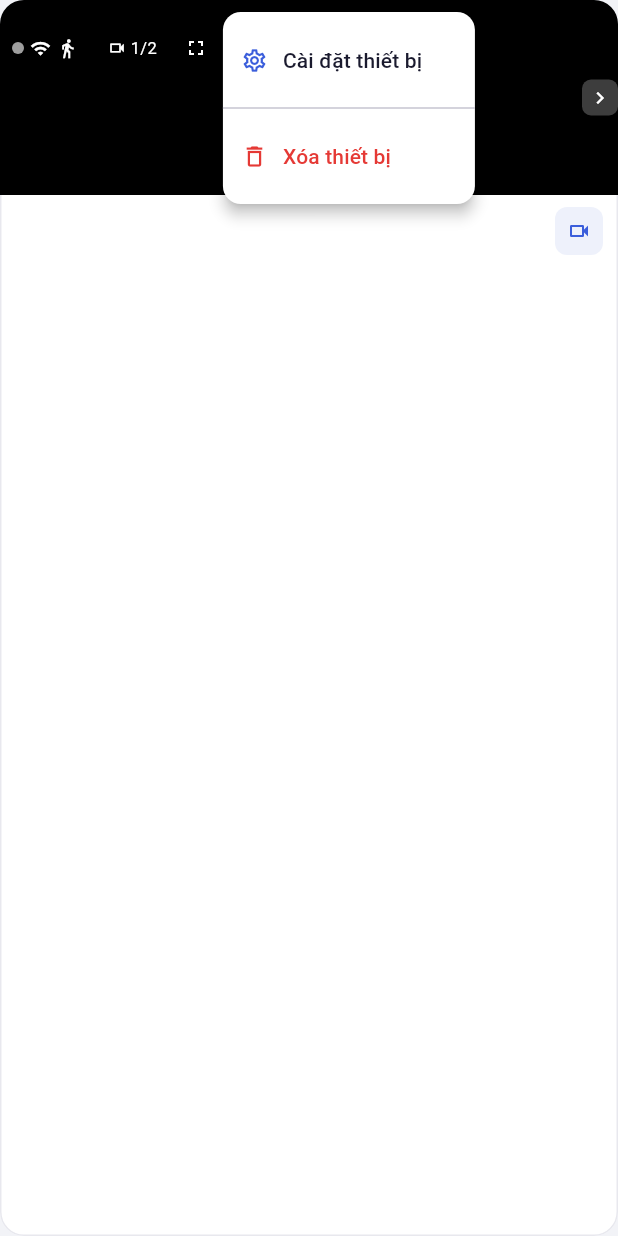
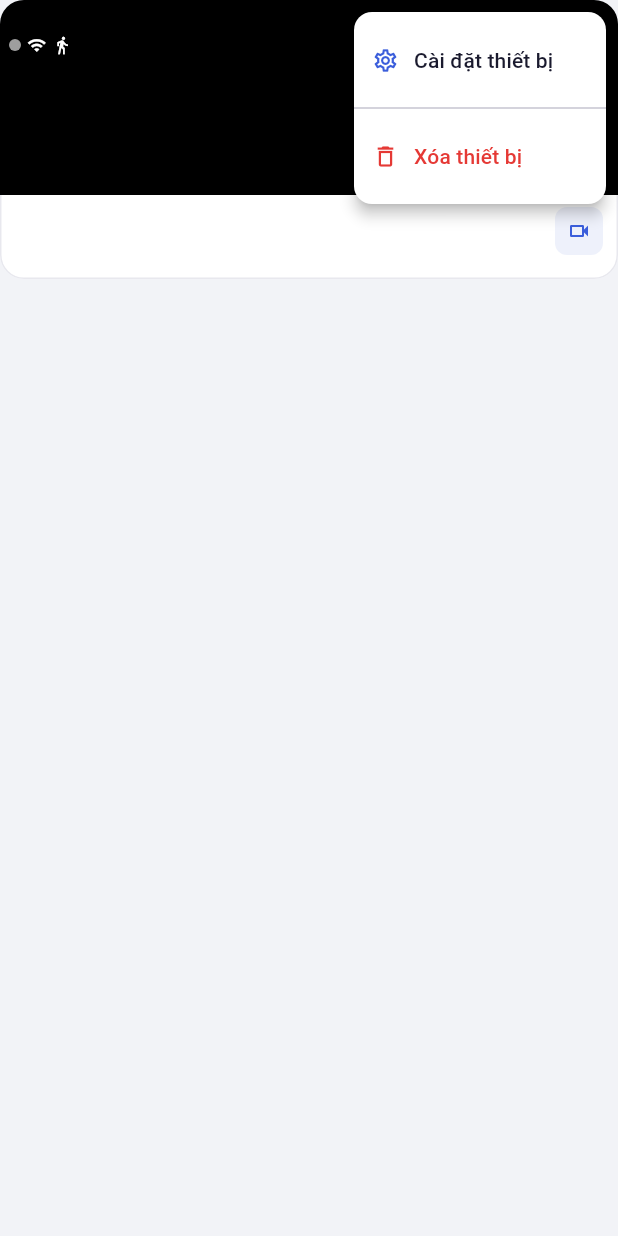
Before and after one commit to dinhkhoi124/SilentGuard_AI, a Flutter app: the CameraCard widget shown alone on an empty page, opened directly with empty values, after a tap on the "more vert" icon, on a phone screen of 412 x 824 dp. Run offline on Flutter 3.47's test engine with Material 3 defaults, Android fonts, the phone set to English and light mode, and no system bars; our stand-ins replace dartz, equatable, flutter_bloc, get_it, go_router, iconsax.

Commit message:
feat: fix camera

```diff
--- a/mobile/lib/features/devices/domain/entities/camera_device.dart
+++ b/mobile/lib/features/home/domain/entities/camera_device.dart
@@ -1,4 +1,4 @@
-// lib/features/devices/domain/entities/camera_device.dart
+// lib/features/home/domain/entities/camera_device.dart
 
 import 'package:equatable/equatable.dart';
 
--- a/mobile/lib/features/home/presentation/bloc/home_bloc.dart
+++ b/mobile/lib/features/home/presentation/bloc/home_bloc.dart
@@ -1,8 +1,8 @@
 // lib/features/home/presentation/bloc/home_bloc.dart
 
 import 'package:flutter_bloc/flutter_bloc.dart';
-import 'package:mobile/features/devices/data/mock_devices.dart';
-import 'package:mobile/features/devices/domain/entities/camera_device.dart';
+import 'package:mobile/features/home/data/mock_devices.dart';
+import 'package:mobile/features/home/domain/entities/camera_device.dart';
 import 'package:mobile/features/home/domain/usecases/get_weather.dart';
 import 'package:mobile/features/home/presentation/bloc/home_event.dart';
 import 'package:mobile/features/home/presentation/bloc/home_state.dart';
@@ -30,7 +30,7 @@ class HomeBloc extends Bloc<HomeEvent, HomeState> {
         HomeLoaded(
           weather: weather,
           devices: const [],
-          selectedRoom: 'Living Room',
+          selectedRoom: 'All Rooms',
         ),
       );
     });
--- a/mobile/lib/features/home/presentation/bloc/home_state.dart
+++ b/mobile/lib/features/home/presentation/bloc/home_state.dart
@@ -1,7 +1,7 @@
 // lib/features/home/presentation/bloc/home_state.dart
 
 import 'package:equatable/equatable.dart';
-import 'package:mobile/features/devices/domain/entities/camera_device.dart';
+import 'package:mobile/features/home/domain/entities/camera_device.dart';
 import 'package:mobile/features/home/domain/entities/weather_info.dart';
 
 sealed class HomeState extends Equatable {
--- a/mobile/lib/features/home/presentation/pages/home_page.dart
+++ b/mobile/lib/features/home/presentation/pages/home_page.dart
@@ -4,12 +4,12 @@ import 'package:flutter/material.dart';
 import 'package:flutter_bloc/flutter_bloc.dart';
 import 'package:iconsax/iconsax.dart';
 import 'package:mobile/core/utils/app_colors.dart';
-import 'package:mobile/features/devices/domain/entities/camera_device.dart';
-import 'package:mobile/features/devices/presentation/widgets/camera_card.dart';
+import 'package:mobile/features/home/domain/entities/camera_device.dart';
 import 'package:mobile/features/home/presentation/bloc/home_bloc.dart';
 import 'package:mobile/features/home/presentation/bloc/home_event.dart';
 import 'package:mobile/features/home/presentation/bloc/home_state.dart';
 import 'package:mobile/features/home/presentation/widgets/bottom_nav_bar.dart';
+import 'package:mobile/features/home/presentation/widgets/camera_card.dart';
 import 'package:mobile/features/home/presentation/widgets/empty_devices.dart';
 import 'package:mobile/features/home/presentation/widgets/room_filter_chips.dart';
 import 'package:mobile/features/home/presentation/widgets/weather_card.dart';
@@ -101,7 +101,6 @@ class _LoadedHome extends StatelessWidget {
                   onSelected: (room) =>
                       context.read<HomeBloc>().add(RoomFilterChanged(room)),
                 ),
-                const SizedBox(height: 32),
                 AnimatedSwitcher(
                   duration: const Duration(milliseconds: 400),
                   transitionBuilder: (child, animation) {
@@ -158,7 +157,7 @@ class _InlineDeviceGrid extends StatelessWidget {
             crossAxisCount: 2,
             crossAxisSpacing: 12,
             mainAxisSpacing: 12,
-            childAspectRatio: 0.72,
+            childAspectRatio: 1,
           ),
           itemCount: devices.length,
           itemBuilder: (context, index) {
@@ -197,7 +196,6 @@ class _InlineDeviceGrid extends StatelessWidget {
             );
           },
         ),
-        if (devices.length < 4) ...[
         const SizedBox(height: 16),
         ElevatedButton.icon(
           onPressed: () =>
@@ -216,8 +214,6 @@ class _InlineDeviceGrid extends StatelessWidget {
             ),
           ),
         ),
-        ],
-        const SizedBox(height: 24),
       ],
     );
   }
--- a/mobile/lib/features/devices/presentation/widgets/camera_card.dart
+++ b/mobile/lib/features/home/presentation/widgets/camera_card.dart
@@ -1,8 +1,8 @@
-// lib/features/devices/presentation/widgets/camera_card.dart
+// lib/features/home/presentation/widgets/camera_card.dart
 
 import 'package:flutter/material.dart';
 import 'package:mobile/core/utils/app_colors.dart';
-import 'package:mobile/features/devices/domain/entities/camera_device.dart';
+import 'package:mobile/features/home/domain/entities/camera_device.dart';
 
 class CameraCard extends StatelessWidget {
   const CameraCard({
@@ -27,6 +27,7 @@ class CameraCard extends StatelessWidget {
           borderRadius: BorderRadius.circular(16),
         ),
         child: Column(
+          mainAxisSize: MainAxisSize.min,
           crossAxisAlignment: CrossAxisAlignment.stretch,
           children: [
             SizedBox(
@@ -36,13 +37,19 @@ class CameraCard extends StatelessWidget {
                 children: [
                   const ColoredBox(color: Colors.black),
                   Positioned(
-                    top: 8,
-                    left: 8,
-                    right: 8,
-                    child: FittedBox(
-                      fit: BoxFit.scaleDown,
-                      alignment: Alignment.centerLeft,
+                    top: 0,
+                    left: 0,
+                    right: 0,
+                    child: Padding(
+                      padding: const EdgeInsets.symmetric(
+                        horizontal: 6,
+                        vertical: 6,
+                      ),
                       child: Row(
+                        mainAxisAlignment: MainAxisAlignment.spaceBetween,
+                        crossAxisAlignment: CrossAxisAlignment.center,
+                        children: [
+                          Row(
                             mainAxisSize: MainAxisSize.min,
                             children: [
                               Container(
@@ -56,70 +63,69 @@ class CameraCard extends StatelessWidget {
                                 ),
                               ),
                               const SizedBox(width: 4),
-                          const Icon(Icons.wifi, size: 14, color: Colors.white),
+                              const Icon(
+                                Icons.wifi,
+                                size: 13,
+                                color: Colors.white,
+                              ),
                               const SizedBox(width: 4),
                               const Icon(
                                 Icons.directions_walk,
-                            size: 14,
+                                size: 13,
                                 color: Colors.white,
                               ),
-                          const SizedBox(width: 12),
+                            ],
+                          ),
+                          Row(
+                            mainAxisSize: MainAxisSize.min,
+                            children: [
                               Container(
                                 padding: const EdgeInsets.symmetric(
-                              horizontal: 8,
-                              vertical: 4,
+                                  horizontal: 6,
+                                  vertical: 3,
                                 ),
                                 decoration: BoxDecoration(
                                   color: Colors.black45,
-                              borderRadius: BorderRadius.circular(8),
+                                  borderRadius: BorderRadius.circular(6),
                                 ),
                                 child: const Row(
                                   children: [
                                     Icon(
                                       Icons.videocam_outlined,
-                                  size: 12,
+                                      size: 11,
                                       color: Colors.white,
                                     ),
+                                    SizedBox(width: 3),
                                     Text(
-                                  ' 1/2',
+                                      '1/2',
                                       style: TextStyle(
                                         color: Colors.white,
-                                    fontSize: 11,
+                                        fontSize: 10,
                                       ),
                                     ),
                                   ],
                                 ),
                               ),
                               const SizedBox(width: 4),
-                          const _HudButton(icon: Icons.fullscreen),
-                          const SizedBox(width: 4),
+                              const _HudButton(
+                                icon: Icons.fullscreen,
+                                size: 26,
+                              ),
+                              const SizedBox(width: 2),
                               _buildThreeDotMenu(context),
                             ],
                           ),
-                    ),
-                  ),
-                  const Positioned(
-                    right: 0,
-                    top: 0,
-                    bottom: 0,
-                    child: Center(
-                      child: _HudButton(
-                        icon: Icons.chevron_right,
-                        backgroundColor: Colors.white24,
-                        size: 24,
+                        ],
                       ),
                     ),
                   ),
                 ],
               ),
             ),
-            Expanded(
-              child: Padding(
-                padding: const EdgeInsets.symmetric(
-                  horizontal: 10,
-                  vertical: 8,
-                ),
+            Padding(
+              padding: const EdgeInsets.symmetric(horizontal: 10, vertical: 8),
               child: Column(
+                mainAxisSize: MainAxisSize.min,
                 crossAxisAlignment: CrossAxisAlignment.start,
                 children: [
                   Row(
@@ -173,22 +179,7 @@ class CameraCard extends StatelessWidget {
                     ],
                   ),
                   const SizedBox(height: 8),
-                    SingleChildScrollView(
-                      scrollDirection: Axis.horizontal,
-                      child: Row(
-                        children: List.generate(device.accessories.length, (
-                          index,
-                        ) {
-                          return _AccessoryToggle(
-                            label: device.accessories[index],
-                            value: device.accessoryStates[index],
-                            onTap: () => onToggleAccessory(device.id, index),
-                          );
-                        }),
-                      ),
-                    ),
                 ],
-                ),
               ),
             ),
           ],
@@ -200,12 +191,8 @@ class CameraCard extends StatelessWidget {
   Widget _buildThreeDotMenu(BuildContext context) {
     return PopupMenuButton<String>(
       padding: EdgeInsets.zero,
-      style: IconButton.styleFrom(
-        minimumSize: const Size.square(28),
-        maximumSize: const Size.square(28),
-        padding: EdgeInsets.zero,
-      ),
-      icon: const _HudButton(icon: Icons.more_vert),
+      constraints: const BoxConstraints(),
+      icon: const _HudButton(icon: Icons.more_vert, size: 26),
       shape: RoundedRectangleBorder(borderRadius: BorderRadius.circular(12)),
       color: Colors.white,
       elevation: 4,
@@ -318,14 +305,9 @@ class CameraCard extends StatelessWidget {
 }
 
 class _HudButton extends StatelessWidget {
-  const _HudButton({
-    required this.icon,
-    this.backgroundColor = Colors.black45,
-    this.size = 28,
-  });
+  const _HudButton({required this.icon, this.size = 28});
 
   final IconData icon;
-  final Color backgroundColor;
   final double size;
 
   @override
@@ -334,7 +316,7 @@ class _HudButton extends StatelessWidget {
       width: size,
       height: size,
       decoration: BoxDecoration(
-        color: backgroundColor,
+        color: Colors.black45,
         borderRadius: BorderRadius.circular(6),
       ),
       child: Icon(icon, size: 16, color: Colors.white),
```
Also changed, not shown: 1 other file. Lines whose indentation alone changed are shown as unchanged.
